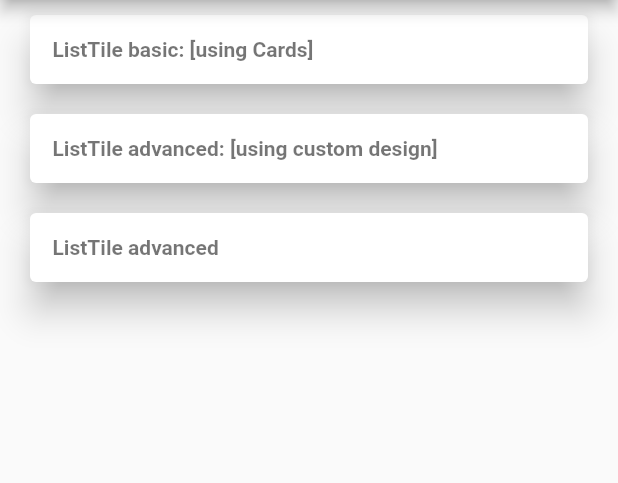
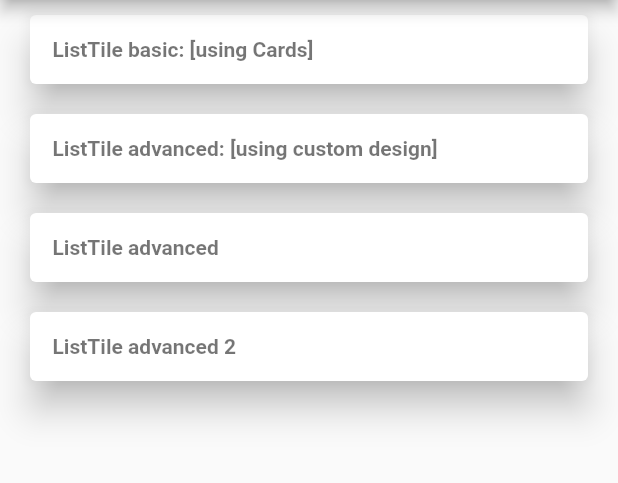
Before and after one commit to sigmasyddev/fluttester, a Flutter app: the screen it shows after launch, on a phone screen of 412 x 824 dp, the part 84-567 px from its top. Run offline on Flutter 3.47's test engine with Material 2 defaults, Android fonts, the phone set to English and light mode, and no system bars.

Commit message:
Modificando home

```diff
--- a/lib/mainPage.dart
+++ b/lib/mainPage.dart
@@ -49,6 +49,20 @@ class MainPage extends StatelessWidget{
               ),
             )
           ),
+          Card(
+            margin: EdgeInsets.only(top: 10, bottom: 10, left: 20, right: 20),
+            elevation: 10,
+            child: Padding(
+              padding: EdgeInsets.all(15),
+              child: Text(
+                "ListTile advanced 2",
+                style: TextStyle(
+                  color: Colors.black54,
+                  fontWeight: FontWeight.bold
+                )
+              ),
+            )
+          ),
         ],
       )
     );
```
